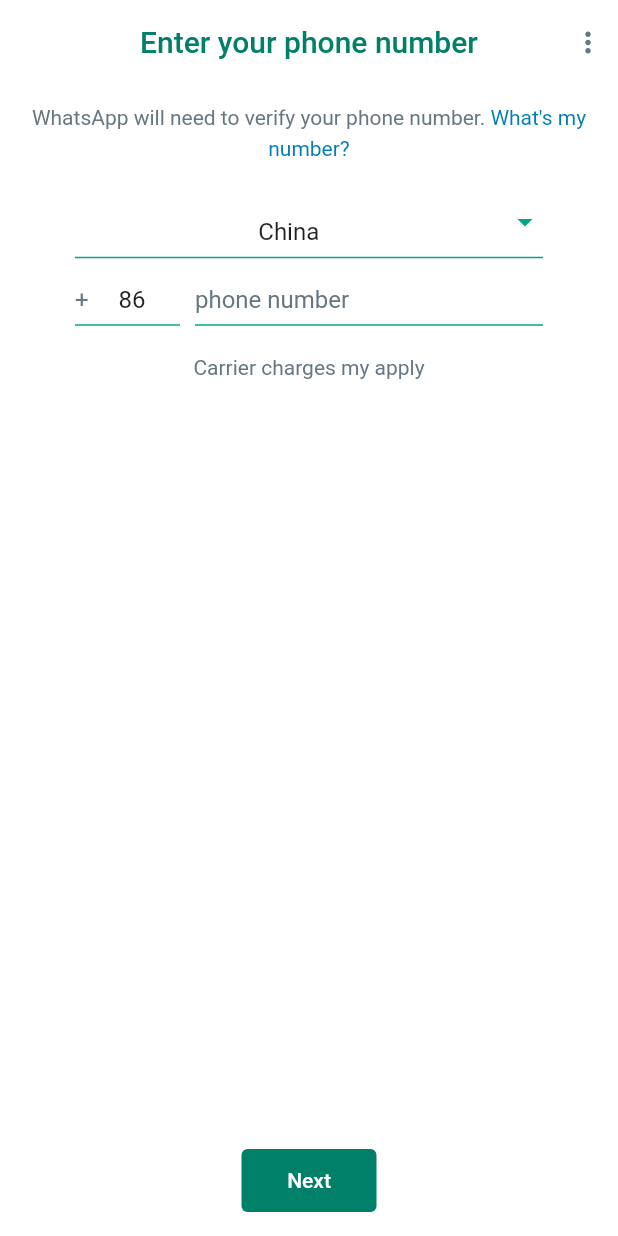
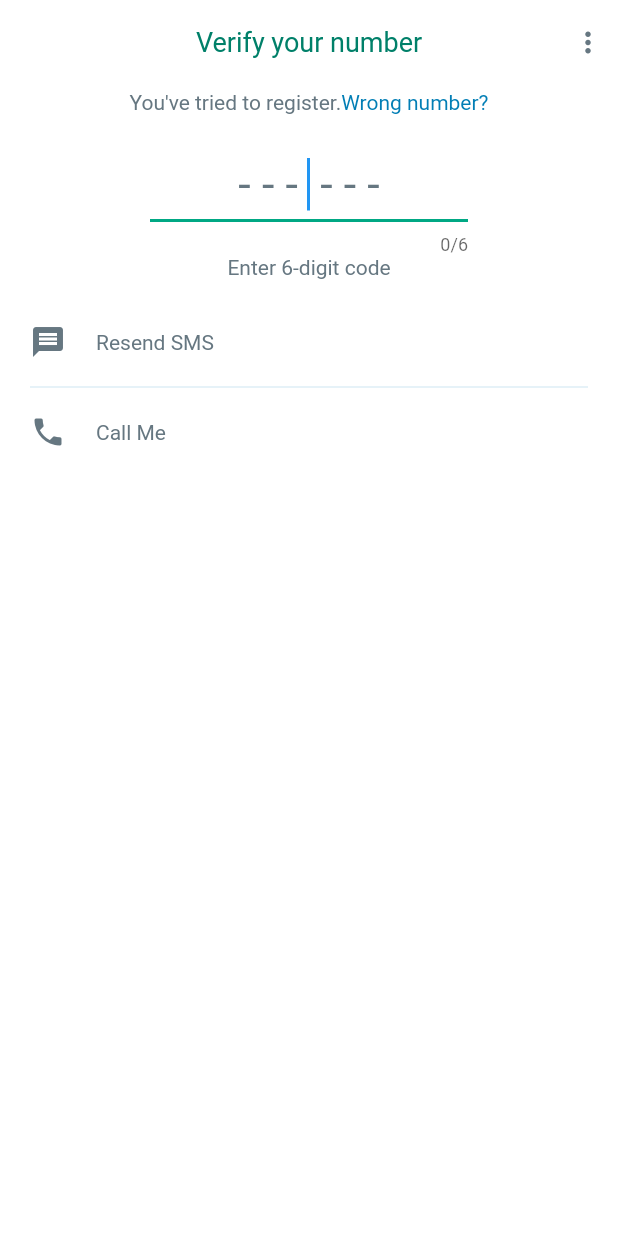
Before and after one commit to Lstmxx/learn_flutter, a Flutter app: the screen it shows after launch, on a phone screen of 412 x 824 dp. Run offline on Flutter 3.47's test engine with Material 2 defaults, Android fonts, the phone set to English and light mode, and no system bars; our stand-ins replace country_picker, dio, logger, shared_preferences; accounts and stored records are empty.

Commit message:
feat: verification page

```diff
--- a/whatsapp/lib/common/theme/dark_theme.dart
+++ b/whatsapp/lib/common/theme/dark_theme.dart
@@ -14,6 +14,7 @@ ThemeData darkTheme() {
       CustomThemeExtension.darkMode,
     ],
     appBarTheme: const AppBarTheme(
+      titleTextStyle: TextStyle(fontSize: 18),
       systemOverlayStyle: SystemUiOverlayStyle(
         statusBarColor: Colors.transparent,
         statusBarBrightness: Brightness.light,
@@ -37,5 +38,9 @@ ThemeData darkTheme() {
         ),
       ),
     ),
+    dialogBackgroundColor: ColorsCommon.greyBackground,
+    dialogTheme: DialogTheme(
+      shape: RoundedRectangleBorder(borderRadius: BorderRadius.circular(10)),
+    ),
   );
 }
--- a/whatsapp/lib/common/theme/light_theme.dart
+++ b/whatsapp/lib/common/theme/light_theme.dart
@@ -14,6 +14,7 @@ ThemeData lightTheme() {
       CustomThemeExtension.lightMode,
     ],
     appBarTheme: const AppBarTheme(
+      titleTextStyle: TextStyle(fontSize: 18),
       systemOverlayStyle: SystemUiOverlayStyle(
         statusBarColor: Colors.transparent,
         statusBarBrightness: Brightness.dark,
@@ -37,5 +38,9 @@ ThemeData lightTheme() {
         ),
       ),
     ),
+    dialogBackgroundColor: ColorsCommon.backgroundLight,
+    dialogTheme: DialogTheme(
+      shape: RoundedRectangleBorder(borderRadius: BorderRadius.circular(10)),
+    ),
   );
 }
--- a/whatsapp/lib/main.dart
+++ b/whatsapp/lib/main.dart
@@ -2,6 +2,7 @@ import 'package:flutter/material.dart';
 import 'package:whatsapp/common/theme/dark_theme.dart';
 import 'package:whatsapp/common/theme/light_theme.dart';
 import 'package:whatsapp/modules/auth/pages/login_page.dart';
+import 'package:whatsapp/modules/auth/pages/verification_page.dart';
 import 'package:whatsapp/modules/welcome/pages/welcome_page.dart';
 
 void main() {
@@ -20,7 +21,7 @@ class MyApp extends StatelessWidget {
       theme: lightTheme(),
       darkTheme: darkTheme(),
       themeMode: ThemeMode.system,
-      home: const LoginPage(),
+      home: const VerificationPage(),
     );
   }
 }
--- /dev/null
+++ b/whatsapp/lib/modules/auth/pages/verification_page.dart
@@ -0,0 +1,133 @@
+import 'package:flutter/material.dart';
+import 'package:whatsapp/common/extension/custom_theme_extension.dart';
+import 'package:whatsapp/common/widgets/custom_icon_button.dart';
+import 'package:whatsapp/modules/auth/widgets/custom_text_field.dart';
+
+class VerificationPage extends StatefulWidget {
+  const VerificationPage({super.key});
+
+  @override
+  State<VerificationPage> createState() => _VerificationPageState();
+}
+
+class _VerificationPageState extends State<VerificationPage> {
+  late TextEditingController codeController;
+
+  @override
+  void initState() {
+    codeController = TextEditingController();
+    super.initState();
+  }
+
+  @override
+  void dispose() {
+    codeController.dispose();
+    super.dispose();
+  }
+
+  @override
+  Widget build(BuildContext context) {
+    return Scaffold(
+      appBar: AppBar(
+        backgroundColor: Theme.of(context).colorScheme.background,
+        elevation: 0,
+        centerTitle: true,
+        title: Text(
+          'Verify your number',
+          style: TextStyle(
+            color: context.theme.authAppBarTextColor,
+          ),
+        ),
+        actions: [
+          CustomIconButton(
+            onTap: () {},
+            icon: Icons.more_vert,
+          ),
+        ],
+      ),
+      body: SingleChildScrollView(
+        padding: const EdgeInsets.symmetric(horizontal: 20),
+        child: Column(
+          children: [
+            Padding(
+              padding: const EdgeInsets.symmetric(horizontal: 10),
+              child: RichText(
+                textAlign: TextAlign.center,
+                text: TextSpan(
+                  style: TextStyle(
+                    color: context.theme.greyColor,
+                    height: 1.5,
+                  ),
+                  children: [
+                    const TextSpan(text: "You've tried to register."),
+                    TextSpan(
+                      text: "Wrong number?",
+                      style: TextStyle(
+                        color: context.theme.blueColor,
+                      ),
+                    ),
+                  ],
+                ),
+              ),
+            ),
+            const SizedBox(
+              height: 20,
+            ),
+            Container(
+              padding: const EdgeInsets.symmetric(horizontal: 80),
+              child: CustomTextField(
+                controller: codeController,
+                hintText: '- - -  - - -',
+                fontSize: 30,
+                autoFocus: true,
+                keyboardType: TextInputType.number,
+                maxLength: 6,
+                onChanged: (value) {},
+              ),
+            ),
+            Text(
+              'Enter 6-digit code',
+              style: TextStyle(color: context.theme.greyColor),
+            ),
+            const SizedBox(height: 30),
+            Row(
+              children: [
+                Icon(
+                  Icons.message,
+                  color: context.theme.greyColor,
+                ),
+                const SizedBox(width: 20),
+                Text(
+                  'Resend SMS',
+                  style: TextStyle(
+                    color: context.theme.greyColor,
+                  ),
+                )
+              ],
+            ),
+            const SizedBox(height: 10),
+            Divider(
+              color: context.theme.blueColor!.withOpacity(0.2),
+            ),
+            const SizedBox(height: 10),
+            Row(
+              children: [
+                Icon(
+                  Icons.phone,
+                  color: context.theme.greyColor,
+                ),
+                const SizedBox(width: 20),
+                Text(
+                  'Call Me',
+                  style: TextStyle(
+                    color: context.theme.greyColor,
+                  ),
+                )
+              ],
+            ),
+          ],
+        ),
+      ),
+    );
+  }
+}
--- a/whatsapp/lib/modules/auth/widgets/custom_text_field.dart
+++ b/whatsapp/lib/modules/auth/widgets/custom_text_field.dart
@@ -14,6 +14,9 @@ class CustomTextField extends StatelessWidget {
     this.onTrap,
     this.suffixIcon,
     this.onChanged,
+    this.fontSize,
+    this.autoFocus,
+    this.maxLength,
   });
 
   final TextEditingController? controller;
@@ -25,6 +28,9 @@ class CustomTextField extends StatelessWidget {
   final VoidCallback? onTrap;
   final Widget? suffixIcon;
   final Function(String)? onChanged;
+  final double? fontSize;
+  final bool? autoFocus;
+  final int? maxLength;
 
   @override
   Widget build(BuildContext context) {
@@ -35,6 +41,9 @@ class CustomTextField extends StatelessWidget {
       textAlign: textAlign ?? TextAlign.center,
       keyboardType: readOnly == null ? keyboardType : null,
       onChanged: onChanged,
+      style: TextStyle(fontSize: fontSize),
+      autofocus: autoFocus ?? false,
+      maxLength: maxLength,
       decoration: InputDecoration(
         isDense: true,
         prefixText: prefixText,
```
